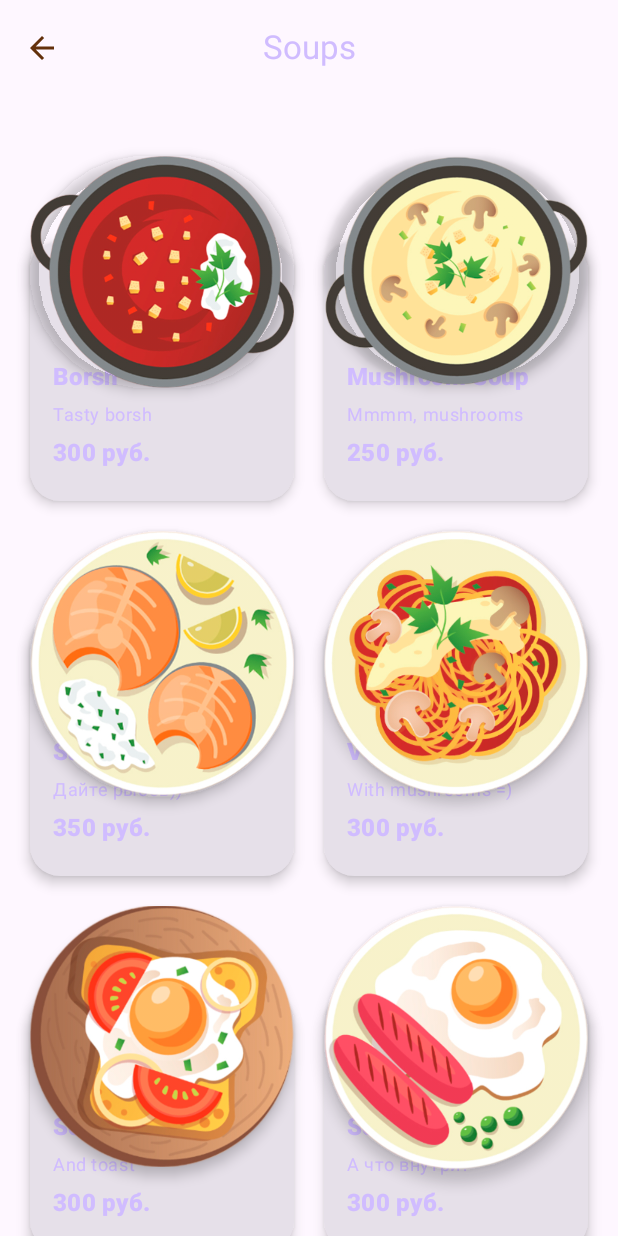
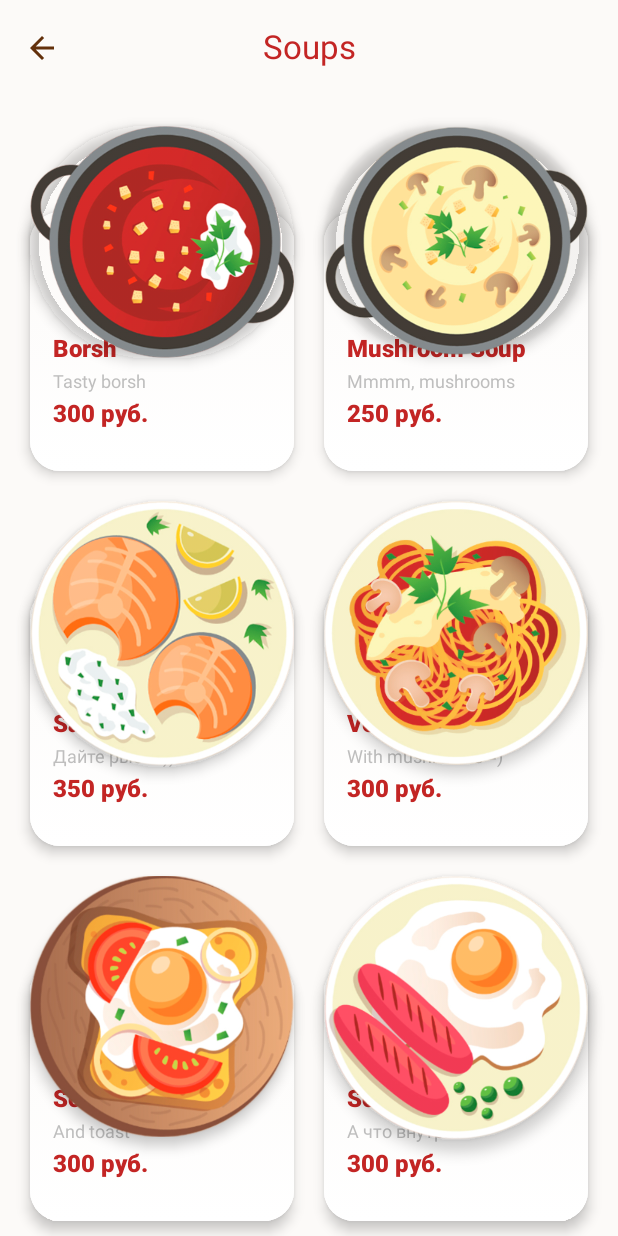
Before and after one commit to arinstotle/FoodOrderApp, an Android app built with Jetpack Compose: the composable CarteScreen shown on its own in the app's theme, on a phone screen of 412 x 824 dp. Run offline under Robolectric (Android 15) with nearby library versions, the phone set to English and light mode, and no system bars; our stand-ins replace accompanist; Roboto replaces fonts that are not available here.

Commit message:
feat: Add Day & Night color schemes ~ Update material3 to 1.2.0-alpha10

```diff
--- a/app/build.gradle.kts
+++ b/app/build.gradle.kts
@@ -57,7 +57,7 @@ dependencies {
     implementation("androidx.compose.ui:ui")
     implementation("androidx.compose.ui:ui-graphics")
     implementation("androidx.compose.ui:ui-tooling-preview")
-    implementation("androidx.compose.material3:material3")
+    implementation("androidx.compose.material3:material3:1.2.0-alpha10")
     testImplementation("junit:junit:4.13.2")
     androidTestImplementation("androidx.test.ext:junit:1.1.5")
     androidTestImplementation("androidx.test.espresso:espresso-core:3.5.1")
--- a/app/src/main/java/com/example/nonameapp/ui/carte/CarteComposable.kt
+++ b/app/src/main/java/com/example/nonameapp/ui/carte/CarteComposable.kt
@@ -1,6 +1,9 @@
 package com.example.nonameapp.ui.carte
 
+import android.content.res.Configuration.UI_MODE_NIGHT_NO
+import android.content.res.Configuration.UI_MODE_NIGHT_YES
 import androidx.compose.foundation.Image
+import androidx.compose.foundation.background
 import androidx.compose.foundation.clickable
 import androidx.compose.foundation.layout.Arrangement
 import androidx.compose.foundation.layout.Box
@@ -29,18 +32,29 @@ import androidx.compose.material3.IconButton
 import androidx.compose.material3.MaterialTheme
 import androidx.compose.material3.Scaffold
 import androidx.compose.material3.Text
+import androidx.compose.material3.TopAppBarDefaults
 import androidx.compose.runtime.Composable
 import androidx.compose.ui.Alignment
 import androidx.compose.ui.Modifier
 import androidx.compose.ui.draw.shadow
+import androidx.compose.ui.graphics.Brush
+import androidx.compose.ui.graphics.Color
+import androidx.compose.ui.graphics.toArgb
 import androidx.compose.ui.res.painterResource
 import androidx.compose.ui.text.font.FontWeight
 import androidx.compose.ui.text.style.TextOverflow
 import androidx.compose.ui.tooling.preview.Preview
 import androidx.compose.ui.unit.dp
+import androidx.compose.ui.unit.sp
 import androidx.navigation.NavController
 import com.example.nonameapp.R
+import com.example.nonameapp.ui.theme.Black14
+import com.example.nonameapp.ui.theme.Black1_28
+import com.example.nonameapp.ui.theme.DarkRed
 import com.example.nonameapp.ui.theme.FoodOnboardingGradient
+import com.example.nonameapp.ui.theme.GrayColorWithAlpha
+import com.example.nonameapp.ui.theme.almostTransparentBlack
+import com.example.nonameapp.ui.theme.evenDarkerBlack
 
 @OptIn(ExperimentalMaterial3Api::class)
 @Composable
@@ -68,7 +82,10 @@ fun CarteScreen(
                             tint = FoodOnboardingGradient
                         )
                     }
-                }
+                },
+                colors = TopAppBarDefaults.centerAlignedTopAppBarColors(
+                    containerColor = MaterialTheme.colorScheme.background
+                )
             )
         },
     ) {
@@ -76,8 +93,7 @@ fun CarteScreen(
             state = rememberLazyGridState(),
             columns = GridCells.Fixed(2),
             modifier = Modifier
-                .padding(it)
-                .padding(top = 20.dp),
+                .padding(it),
             contentPadding = PaddingValues(10.dp)
         ) {
             itemsIndexed(
@@ -116,17 +132,39 @@ fun TinyFoodDishCard(foodDish: FoodDish) {
             shape = RoundedCornerShape(20.dp),
             elevation = CardDefaults.elevatedCardElevation(
                 defaultElevation = 5.dp
+            ),
+            colors = CardDefaults.cardColors(
+                containerColor = MaterialTheme.colorScheme.secondary
             )
+
         ) {
             Column(
                 modifier = Modifier
                     .fillMaxSize()
+                    .background(
+                        Brush.verticalGradient(
+                            listOf(
+                                MaterialTheme.colorScheme.background,
+                                MaterialTheme.colorScheme.secondary
+                            )
+                        )
+                    )
                     .padding(start = 15.dp, end = 15.dp, bottom = 20.dp),
                 verticalArrangement = Arrangement.Bottom,
             ) {
+                Box(
+                    modifier = Modifier
+                        .fillMaxWidth()
+                        .fillMaxHeight(fraction = 0.5f)
+                )
+
+                Column(
+                    modifier = Modifier
+                        .fillMaxSize()
+                ) {
                     Text(
                         text = foodDish.name,
-                    style = MaterialTheme.typography.titleMedium,
+                        fontSize = 16.sp,
                         fontWeight = FontWeight.ExtraBold,
                         color = MaterialTheme.colorScheme.primary,
                         maxLines = 1,
@@ -136,8 +174,8 @@ fun TinyFoodDishCard(foodDish: FoodDish) {
                     )
                     Text(
                         text = foodDish.description,
-                    style = MaterialTheme.typography.bodySmall,
-                    color = MaterialTheme.colorScheme.primary,
+                        fontSize = 12.sp,
+                        color = MaterialTheme.colorScheme.tertiary,
                         maxLines = 1,
                         overflow = TextOverflow.Ellipsis,
                         modifier = Modifier
@@ -145,14 +183,16 @@ fun TinyFoodDishCard(foodDish: FoodDish) {
                     )
                     Text(
                         text = foodDish.price.toString() + " руб.",
-                    style = MaterialTheme.typography.titleMedium,
                         color = MaterialTheme.colorScheme.primary,
+                        fontSize = 16.sp,
                         maxLines = 1,
                         overflow = TextOverflow.Ellipsis,
                         fontWeight = FontWeight.ExtraBold,
                         modifier = Modifier
                             .padding(top = 5.dp)
                     )
+                }
+
             }
 
         }
@@ -170,9 +210,13 @@ fun TinyFoodDishCard(foodDish: FoodDish) {
     }
 }
 
-@Preview(showBackground = true)
+@Preview(
+    showBackground = true,
+    widthDp = 200,
+    uiMode = UI_MODE_NIGHT_NO
+)
 @Composable
-fun TinyFoodDishCardPreview() {
+fun TinyFoodDishCardDayPreview() {
     TinyFoodDishCard(
         foodDish = FoodDish(
             id = 0,
@@ -183,3 +227,17 @@ fun TinyFoodDishCardPreview() {
         )
     )
 }
+
+//@Preview(showBackground = true, widthDp = 200, uiMode = UI_MODE_NIGHT_YES)
+//@Composable
+//fun TinyFoodDishCardNightPreview() {
+//    TinyFoodDishCard(
+//        foodDish = FoodDish(
+//            id = 0,
+//            name = "Borsh",
+//            image = R.drawable.borsh,
+//            description = "Tasty borsh",
+//            price = 300
+//        )
+//    )
+//}
--- a/app/src/main/java/com/example/nonameapp/ui/settings/SettingsComposable.kt
+++ b/app/src/main/java/com/example/nonameapp/ui/settings/SettingsComposable.kt
@@ -42,8 +42,7 @@ import com.google.accompanist.systemuicontroller.rememberSystemUiController
 @OptIn(ExperimentalMaterial3Api::class)
 @Composable
 fun SettingsScreen(
-    navController: NavController,
-    onChangeTheme: () -> Unit
+    navController: NavController
 ) {
     Scaffold(
         topBar = {
@@ -87,7 +86,7 @@ fun SettingsScreen(
                     style = MaterialTheme.typography.titleLarge,
                     color = MaterialTheme.colorScheme.primary
                 )
-                DayNightSwitch(onChangeTheme)
+//                DayNightSwitch()
             }
         }
     }
```
Also changed, not shown: app/src/main/java/com/example/nonameapp/MainActivity.kt (+2 -5 lines), app/src/main/java/com/example/nonameapp/navigation/Navigation.kt (+6 -35 lines), app/src/main/java/com/example/nonameapp/ui/theme/Color.kt (+10 -0 lines), app/src/main/java/com/example/nonameapp/ui/theme/Theme.kt (+35 -31 lines). Lines whose indentation alone changed are shown as unchanged.
